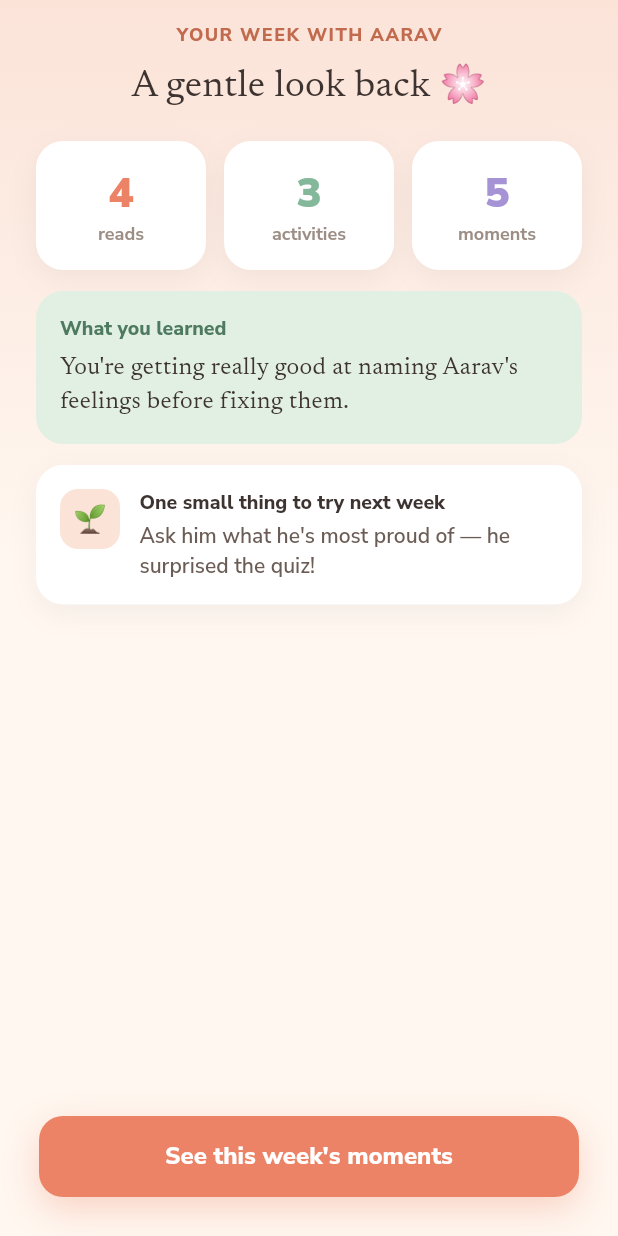
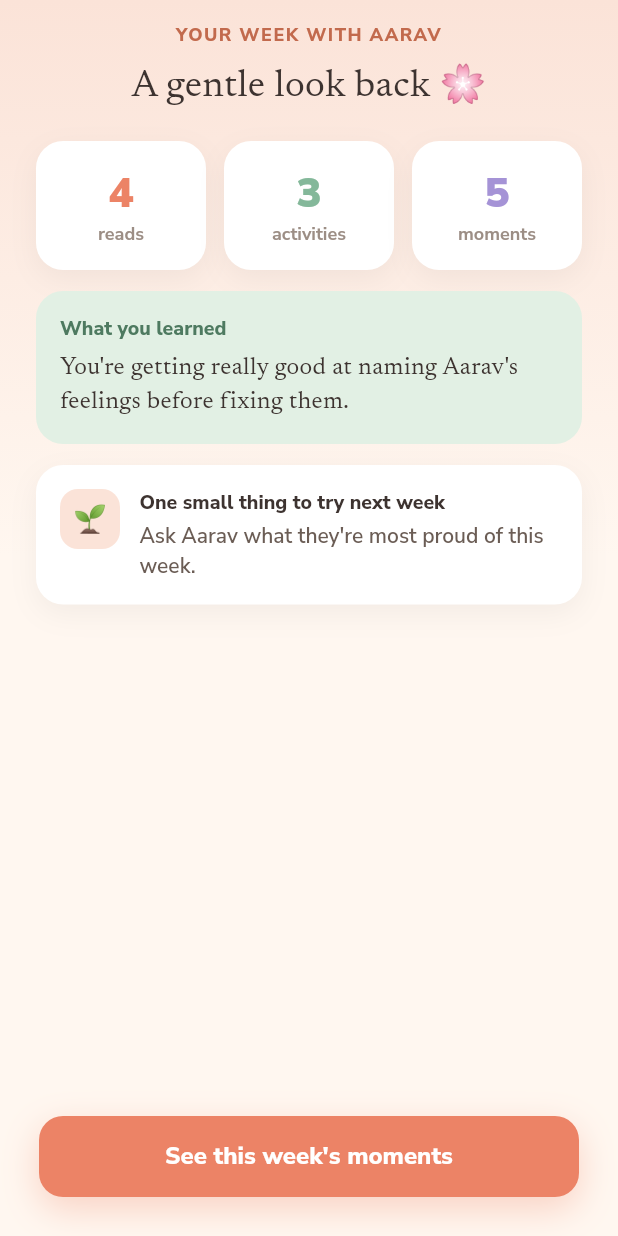
Before and after one commit to errorrr69/momzo, a Flutter app: the WeeklyRecapScreen screen opened directly, on a phone screen of 412 x 824 dp. Run offline on Flutter 3.47's test engine with Material 3 defaults, Android fonts, the phone set to English and light mode, and no system bars; our stand-ins replace firebase_core, firebase_messaging, flutter_tts, google_fonts, image_picker, sentry_flutter and 2 more; accounts and stored records are empty; project files that could hold a hidden picture were left out.

Commit message:
Weekly recap: gentle end-of-week reflection (Task 31)
Adds RecapService and wires the recap screen to real data instead of mock
content, reachable from a banner on the memory timeline.

The tone rule holds throughout: the recap reports what happened and offers one
small next step, never a score, streak-shaming, or a comparison against other
families. A quiet week reads as a quiet week, not a failure.

Co-Authored-By: Claude Opus 5 (1M context) <noreply@anthropic.com>

```diff
--- a/app/lib/features/timeline/weekly_recap_screen.dart
+++ b/app/lib/features/timeline/weekly_recap_screen.dart
@@ -1,12 +1,60 @@
 import 'package:flutter/material.dart';
+import '../../core/env/app_env.dart';
 import '../../core/theme/momzo_colors.dart';
 import '../../core/theme/momzo_text.dart';
 import '../../core/widgets/momzo_buttons.dart';
+import '../../services/child_service.dart';
+import '../../services/recap_service.dart';
+import 'memory_timeline_screen.dart';
 
 /// 24 · Weekly recap — a gentle look back: what you learned, did, and one small
-/// thing to try next week. Never a guilt-trip.
-class WeeklyRecapScreen extends StatelessWidget {
+/// thing to try next week. Never a guilt-trip (Task 31, Hard Rule #18).
+class WeeklyRecapScreen extends StatefulWidget {
   const WeeklyRecapScreen({super.key});
+
+  @override
+  State<WeeklyRecapScreen> createState() => _WeeklyRecapScreenState();
+}
+
+class _WeeklyRecapScreenState extends State<WeeklyRecapScreen> {
+  WeeklyRecap? _recap;
+  bool _loading = true;
+
+  bool get _live => AppEnv.hasSupabase && ChildService.current != null;
+
+  @override
+  void initState() {
+    super.initState();
+    if (_live) {
+      _load();
+    } else {
+      _loading = false; // UI-only preview shows the sample recap below
+    }
+  }
+
+  Future<void> _load() async {
+    try {
+      final r = await RecapService.weekly();
+      if (mounted) setState(() {
+        _recap = r;
+        _loading = false;
+      });
+    } catch (_) {
+      if (mounted) setState(() => _loading = false);
+    }
+  }
+
+  // Values fall back to a warm sample when running UI-only (no backend).
+  String get _childName => _recap?.childName ?? ChildService.current?.name ?? 'Aarav';
+  int get _reads => _recap?.reads ?? 4;
+  int get _activities => _recap?.activities ?? 3;
+  int get _moments => _recap?.moments ?? 5;
+  String get _learned =>
+      _recap?.learned ??
+      "You're getting really good at naming $_childName's feelings before fixing them.";
+  String get _nextStep =>
+      _recap?.nextStep ?? "Ask $_childName what they're most proud of this week.";
+  bool get _quietWeek => _recap != null && !_recap!.hasActivity;
 
   @override
   Widget build(BuildContext context) {
@@ -21,13 +69,16 @@ class WeeklyRecapScreen extends StatelessWidget {
           ),
         ),
         child: SafeArea(
-          child: Column(
+          child: _loading
+              ? const Center(child: CircularProgressIndicator(color: MomzoColors.coral))
+              : Column(
                   children: [
                     Padding(
                       padding: const EdgeInsets.fromLTRB(26, 14, 26, 0),
                       child: Column(
                         children: [
-                    Text('YOUR WEEK WITH AARAV',
+                          Text('YOUR WEEK WITH ${_childName.toUpperCase()}',
+                              textAlign: TextAlign.center,
                               style: MomzoText.eyebrow(color: MomzoColors.coralDeep)
                                   .copyWith(letterSpacing: 1)),
                           const SizedBox(height: 8),
@@ -42,15 +93,39 @@ class WeeklyRecapScreen extends StatelessWidget {
                         children: [
                           Row(
                             children: [
-                        Expanded(child: _stat('4', 'reads', MomzoColors.coral)),
+                              Expanded(child: _stat('$_reads', 'reads', MomzoColors.coral)),
                               const SizedBox(width: 12),
-                        Expanded(child: _stat('3', 'activities', MomzoColors.sage)),
+                              Expanded(child: _stat('$_activities', 'activities', MomzoColors.sage)),
                               const SizedBox(width: 12),
-                        Expanded(child: _stat('5', 'moments', MomzoColors.lavender)),
+                              Expanded(child: _stat('$_moments', 'moments', MomzoColors.lavender)),
                             ],
                           ),
                           const SizedBox(height: 14),
-                    Container(
+                          _learnedCard(),
+                          const SizedBox(height: 14),
+                          _nextStepCard(),
+                        ],
+                      ),
+                    ),
+                    Padding(
+                      padding: const EdgeInsets.fromLTRB(26, 0, 26, 26),
+                      child: MomzoButton(
+                        "See this week's moments",
+                        onTap: () => Navigator.push(
+                          context,
+                          MaterialPageRoute(builder: (_) => const MemoryTimelineScreen()),
+                        ),
+                      ),
+                    ),
+                  ],
+                ),
+        ),
+      ),
+    );
+  }
+
+  Widget _learnedCard() {
+    return Container(
       padding: const EdgeInsets.all(16),
       decoration: BoxDecoration(
         color: MomzoColors.sageTint,
@@ -59,30 +134,29 @@ class WeeklyRecapScreen extends StatelessWidget {
       child: Column(
         crossAxisAlignment: CrossAxisAlignment.start,
         children: [
-                          Text('What you learned',
+          Text(_quietWeek ? 'A gentle note' : 'What you learned',
               style: MomzoText.sans(13,
-                                  color: const Color(0xFF4E7A60),
-                                  weight: FontWeight.w800)),
+                  color: const Color(0xFF4E7A60), weight: FontWeight.w800)),
           const SizedBox(height: 6),
           Text(
-                            "You're getting really good at naming Aarav's feelings before fixing them.",
-                            style: MomzoText.serif(16,
-                                color: MomzoColors.ink, height: 1.45),
+            _quietWeek
+                ? "This was a quieter week — and that's completely okay. You're still here, and that's what $_childName remembers."
+                : _learned,
+            style: MomzoText.serif(16, color: MomzoColors.ink, height: 1.45),
           ),
         ],
       ),
-                    ),
-                    const SizedBox(height: 14),
-                    Container(
+    );
+  }
+
+  Widget _nextStepCard() {
+    return Container(
       padding: const EdgeInsets.all(16),
       decoration: BoxDecoration(
         color: Colors.white,
         borderRadius: BorderRadius.circular(18),
         boxShadow: const [
-                          BoxShadow(
-                              color: Color(0x0F342F30),
-                              blurRadius: 16,
-                              offset: Offset(0, 6)),
+          BoxShadow(color: Color(0x0F342F30), blurRadius: 16, offset: Offset(0, 6)),
         ],
       ),
       child: Row(
@@ -105,32 +179,17 @@ class WeeklyRecapScreen extends StatelessWidget {
               children: [
                 Text('One small thing to try next week',
                     style: MomzoText.sans(13,
-                                        color: MomzoColors.ink,
-                                        weight: FontWeight.w800)),
+                        color: MomzoColors.ink, weight: FontWeight.w800)),
                 const SizedBox(height: 3),
                 Text(
-                                  "Ask him what he's most proud of — he surprised the quiz!",
+                  _nextStep,
                   style: MomzoText.sans(14,
-                                      color: MomzoColors.body,
-                                      weight: FontWeight.w600,
-                                      height: 1.45),
+                      color: MomzoColors.body, weight: FontWeight.w600, height: 1.45),
                 ),
               ],
             ),
           ),
         ],
-                      ),
-                    ),
-                  ],
-                ),
-              ),
-              Padding(
-                padding: const EdgeInsets.fromLTRB(26, 0, 26, 26),
-                child: MomzoButton("See this week's moments", onTap: () {}),
-              ),
-            ],
-          ),
-        ),
       ),
     );
   }
--- /dev/null
+++ b/app/lib/services/recap_service.dart
@@ -0,0 +1,237 @@
+import '../core/supabase/supabase_init.dart';
+import 'child_service.dart';
+
+/// A gentle weekly summary for a child: what the week held (reads, activities,
+/// shared questions), how many days you connected, a warm reflection, and one
+/// small thing to try next week (Task 31).
+class WeeklyRecap {
+  final String childName;
+  final int reads; // daily cards opened this week
+  final int activities; // activities logged this week
+  final int moments; // shared questions answered (bonding) this week
+  final int connectedDays; // distinct days with any engagement (0–7)
+  final String learned; // a warm, non-judgemental reflection
+  final String nextStep; // one small, concrete thing to try next week
+
+  const WeeklyRecap({
+    required this.childName,
+    required this.reads,
+    required this.activities,
+    required this.moments,
+    required this.connectedDays,
+    required this.learned,
+    required this.nextStep,
+  });
+
+  int get total => reads + activities + moments;
+
+  /// True once there is anything to celebrate; drives an encouraging empty state.
+  bool get hasActivity => total > 0 || connectedDays > 0;
+}
+
+/// Builds the gentle weekly recap (Task 31) and the soft consistency streak
+/// (Task 32) from real engagement — reads, activities, and shared questions —
+/// over the trailing 7 days.
+///
+/// Tone is non-negotiable (Hard Rule #18): celebrate small wins, never shame a
+/// miss. A quiet week reads as an invitation, never a guilt-trip. All queries are
+/// child-scoped and run under RLS (owner-only), so there is nothing cross-family
+/// to leak.
+class RecapService {
+  const RecapService._();
+
+  static const _window = Duration(days: 7);
+
+  // ── Streak (Task 32) ──────────────────────────────────────────────────────
+
+  /// Distinct days (0–7) in the last week with any engagement for the current
+  /// child. Lightweight — used by the home streak chip.
+  static Future<int> connectedDays() async {
+    final child = ChildService.current;
+    if (child == null) return 0;
+    final days = <int>{};
+    for (final ts in await _engagementTimestamps(child.id)) {
+      days.add(_dayKey(ts));
+    }
+    return days.length;
+  }
+
+  /// A soft, encouraging line for [days] connected this week. Never negative:
+  /// zero days is a fresh-start invitation, not a broken streak. The caller
+  /// supplies the 🌱 leading icon, so the copy itself carries no emoji.
+  static String streakMessage(int days) {
+    if (days <= 0) return 'A fresh week — connect whenever it suits you.';
+    if (days == 1) return 'You connected 1 day this week — every moment counts.';
+    if (days >= 5) return "You've connected $days days this week — you're on a roll!";
+    return "You've connected $days days this week — lovely.";
+  }
+
+  // ── Weekly recap (Task 31) ────────────────────────────────────────────────
+
+  static Future<WeeklyRecap> weekly() async {
+    final child = ChildService.current;
+    if (child == null) {
+      return const WeeklyRecap(
+        childName: 'your child',
+        reads: 0,
+        activities: 0,
+        moments: 0,
+        connectedDays: 0,
+        learned: 'Every small moment you share adds up.',
+        nextStep: 'Open a daily card together this week.',
+      );
+    }
+
+    final since = _since();
+    final days = <int>{};
+
+    final readRows = await supabase
+        .from('daily_assignments')
+        .select('read_at')
+        .eq('child_id', child.id)
+        .not('read_at', 'is', null)
+        .gte('read_at', since) as List;
+    for (final r in readRows) {
+      days.add(_dayKey(DateTime.parse(r['read_at'] as String).toLocal()));
+    }
+
+    final actRows = await supabase
+        .from('activity_logs')
+        .select('completed_at')
+        .eq('child_id', child.id)
+        .gte('completed_at', since) as List;
+    for (final r in actRows) {
+      days.add(_dayKey(DateTime.parse(r['completed_at'] as String).toLocal()));
+    }
+
+    final momentRows = await supabase
+        .from('question_responses')
+        .select('answered_at')
+        .eq('child_id', child.id)
+        .eq('respondent', 'parent')
+        .gte('answered_at', since) as List;
+    for (final r in momentRows) {
+      days.add(_dayKey(DateTime.parse(r['answered_at'] as String).toLocal()));
+    }
+
+    final reads = readRows.length;
+    final activities = actRows.length;
+    final moments = momentRows.length;
+
+    // Theme the reflection + next step on what the mom said she cares about, so
+    // the recap stays personal and honest without an AI call.
+    final goal = child.focusGoals.isNotEmpty ? child.focusGoals.first : null;
+    final theme = _themes[goal] ?? _defaultTheme;
+    final name = child.name;
+
+    final learned = reads + activities + moments > 0
+        ? theme.learned.replaceAll('{name}', name)
+        : 'Every small moment you shared this week added up for $name.';
+
+    return WeeklyRecap(
+      childName: name,
+      reads: reads,
+      activities: activities,
+      moments: moments,
+      connectedDays: days.length,
+      learned: learned,
+      nextStep: theme.nextStep.replaceAll('{name}', name),
+    );
+  }
+
+  // ── Internals ─────────────────────────────────────────────────────────────
+
+  /// All engagement timestamps (reads + activities + shared questions) in the
+  /// last week for [childId], as local DateTimes.
+  static Future<List<DateTime>> _engagementTimestamps(String childId) async {
+    final since = _since();
+    final out = <DateTime>[];
+
+    final reads = await supabase
+        .from('daily_assignments')
+        .select('read_at')
+        .eq('child_id', childId)
+        .not('read_at', 'is', null)
+        .gte('read_at', since) as List;
+    for (final r in reads) {
+      out.add(DateTime.parse(r['read_at'] as String).toLocal());
+    }
+
+    final acts = await supabase
+        .from('activity_logs')
+        .select('completed_at')
+        .eq('child_id', childId)
+        .gte('completed_at', since) as List;
+    for (final r in acts) {
+      out.add(DateTime.parse(r['completed_at'] as String).toLocal());
+    }
+
+    final moments = await supabase
+        .from('question_responses')
+        .select('answered_at')
+        .eq('child_id', childId)
+        .eq('respondent', 'parent')
+        .gte('answered_at', since) as List;
+    for (final r in moments) {
+      out.add(DateTime.parse(r['answered_at'] as String).toLocal());
+    }
+
+    return out;
+  }
+
+  static String _since() =>
+      DateTime.now().toUtc().subtract(_window).toIso8601String();
+
+  /// Buckets a moment into a whole-day key (local date) for distinct-day counts.
+  static int _dayKey(DateTime d) => DateTime(d.year, d.month, d.day).millisecondsSinceEpoch;
+
+  // Reflections + next steps keyed to the onboarding focus goals (see
+  // DailyService._labelTags). {name} is substituted with the child's name.
+  static const _defaultTheme = (
+    learned: "You're showing up for {name} in the small, everyday moments.",
+    nextStep: 'Ask {name} what made them smile today.',
+  );
+
+  static const Map<String, ({String learned, String nextStep})> _themes = {
+    'Handling big feelings': (
+      learned: "You're getting better at helping {name} name big feelings before fixing them.",
+      nextStep: 'Next time {name} melts down, try naming the feeling out loud first.',
+    ),
+    'Confidence & self-belief': (
+      learned: "You're noticing and naming {name}'s small wins.",
+      nextStep: 'Catch {name} being brave this week and say exactly what you saw.',
+    ),
+    'Focus & attention': (
+      learned: "You're building calmer, more focused moments with {name}.",
+      nextStep: 'Try one short, screen-free activity together this week.',
+    ),
+    'Kindness & sharing': (
+      learned: "You're modelling kindness in everyday moments with {name}.",
+      nextStep: 'Point out one moment when {name} was kind — name it out loud.',
+    ),
+    'Independence & responsibility': (
+      learned: "You're giving {name} room to try things on their own.",
+      nextStep: 'Let {name} lead one small task this week.',
+    ),
+    'Love of learning & curiosity': (
+      learned: "You're feeding {name}'s curiosity with everyday wonder.",
+      nextStep: "Follow one of {name}'s 'why' questions all the way this week.",
+    ),
+    'Friendships & social skills': (
+      learned: "You're helping {name} navigate friendships with care.",
+      nextStep: 'Ask {name} about a friend this week and really listen.',
+    ),
+    'Calmer routines (sleep / meals / mornings)': (
+      learned: "You're bringing a little more calm to {name}'s routines.",
+      nextStep: 'Pick one routine and make it gentler this week.',
+    ),
+    'Screen-time balance': (
+      learned: "You're finding a kinder balance around screens with {name}.",
+      nextStep: 'Swap ten minutes of screen time for something together.',
+    ),
+    'Creativity & imagination': (
+      learned: "You're making space for {name}'s imagination.",
+      nextStep: 'Build a tiny made-up story together this week.',
+    ),
+  };
+}
```
Also changed, not shown: app/lib/features/timeline/memory_timeline_screen.dart (+42 -0 lines). Lines whose indentation alone changed are shown as unchanged.
